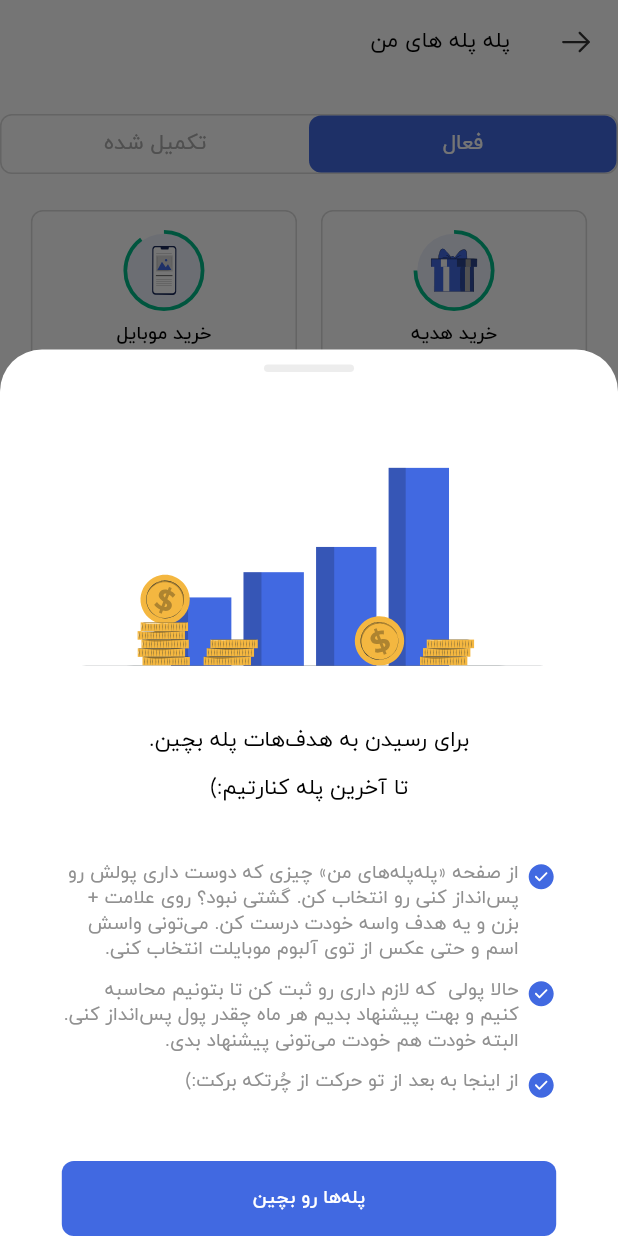
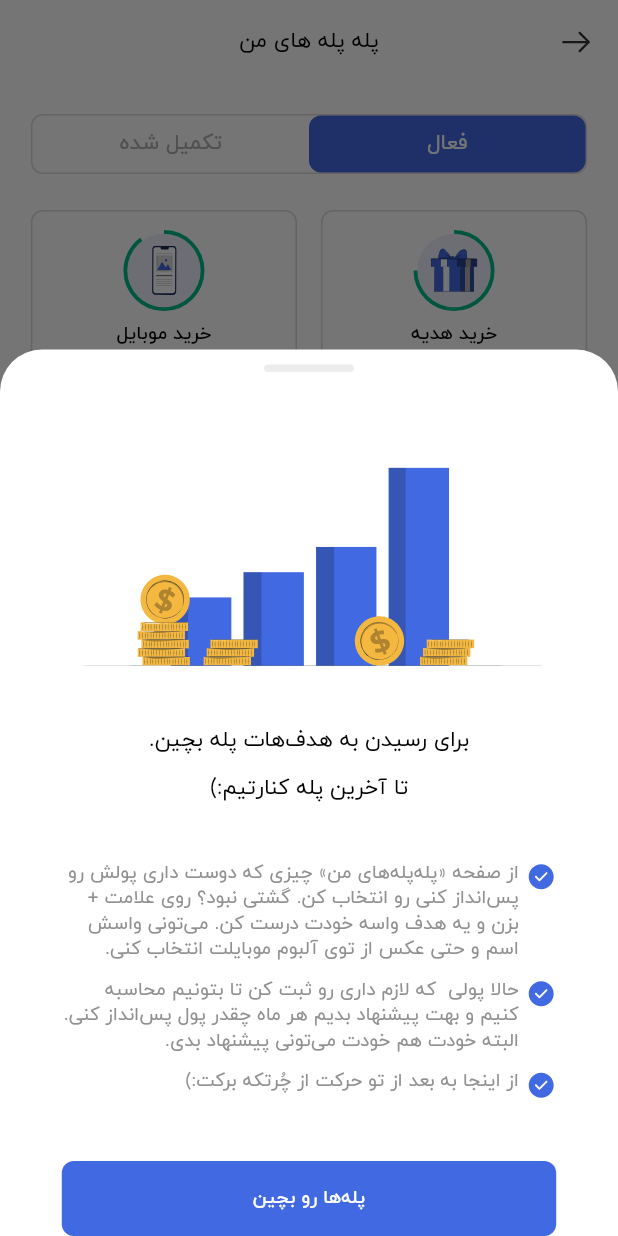
Before and after one commit to RezaNazari051/Chortkeh, a Flutter app: the HomeScreen screen opened directly, after a tap on "پله‌پله", on a phone screen of 412 x 824 dp. Run offline on Flutter 3.47's test engine with Material 3 defaults, Android fonts, the phone set to English and light mode, and no system bars; our stand-ins replace animate_do, bloc, equatable, fl_chart, flutter_bloc, flutter_screenutil and 11 more; missing offline and left inert: ir_datetime_picker, tutorial_coach_mark; accounts and stored records are empty.

Commit message:
fix center title in appbar and backgroundColor in HomeScreen

```diff
--- a/lib/core/screens/main_wrapper.dart
+++ b/lib/core/screens/main_wrapper.dart
@@ -95,8 +95,6 @@ class _MainWrapperState extends State<MainWrapper>
             return ShowCaseWidget(
               builder: (context) {
                 return Scaffold(
-                  backgroundColor: const Color(0xfff7f9fd),
-
                   floatingActionButton: SizedBox(
                     width: Responsive.isTablet()
                         ? constraints.maxWidth * 0.1
--- a/lib/features/home/presentation/screens/home_screen.dart
+++ b/lib/features/home/presentation/screens/home_screen.dart
@@ -60,8 +60,8 @@ class _HomeScreenState extends State<HomeScreen> {
 
     return LayoutBuilder(
       builder: (context, constraints) {
-        // final CardHelper cardHelper = locator<CardHelper>();
         return Scaffold(
+             backgroundColor: const Color(0xfff7f9fd),
           appBar: AppBar(
                     backgroundColor: const Color(0xfff7f9fd),
                     leadingWidth: 32 + constraints.maxWidth * 0.05,
--- a/lib/features/peleh_peleh/presentation/screens/peleh_screen.dart
+++ b/lib/features/peleh_peleh/presentation/screens/peleh_screen.dart
@@ -104,6 +104,7 @@ class _PelehScreenState extends State<PelehScreen> {
           return LayoutBuilder(builder: (context, constraints) {
             return Scaffold(
               appBar: AppBar(
+                centerTitle: true,
                 title: const Text(
                   'پله پله های من',
                 ),
@@ -119,17 +120,12 @@ class _PelehScreenState extends State<PelehScreen> {
                   preferredSize: const Size.fromHeight(60),
                   child: SizedBox(
                     height: 40,
-                    child: ChrotkehTabBarWidget(tabLabes: const ['فعال','تکمیل شده'], onTap:
-                    (index) => context.read<ChangeTabbarIndexCubit>().changeIndex(index),
-                    state: state),
-                    // child: ChortkehTabBar(state: state, onTap: (index) {
-                    //   context.read<ChangeTabbarIndexCubit>().changeIndex(index);
-                    //   },
-                    //   titles: const [
-                    //     'فعال',
-                    //     'تکمیل شده'
-                    //   ],
-                    //   ),
+                    child: Padding(
+                      padding: EdgeInsets.symmetric(horizontal:  constraints.maxWidth *  0.05),
+                      child: ChrotkehTabBarWidget(tabLabes: const ['فعال','تکمیل شده'], onTap:
+                      (index) => context.read<ChangeTabbarIndexCubit>().changeIndex(index),
+                      state: state),
+                    ),
                   ),
                 ),
               ),
--- a/lib/features/reports/presentation/screens/report_screen.dart
+++ b/lib/features/reports/presentation/screens/report_screen.dart
@@ -39,6 +39,7 @@ class _ReportScreenState extends State<ReportScreen> {
 
       child: Scaffold(
         appBar: AppBar(
+          centerTitle: true,
           title: const Text(
             'گزارشات',
           ),
@@ -239,9 +240,11 @@ class _BarChatWidgetState extends State<BarChatWidget> {
                     x: index,
                     barRods: [
                       BarChartRodData(
+                        borderRadius: BorderRadius.circular(2),
                           toY: chartData[index].totalWithdrawals,
                           color: AppColor.redColor ),
                       BarChartRodData(
+                          borderRadius: BorderRadius.circular(2),
                           toY: chartData[index].totalDeposits,
                           color: AppColor.greenColor)
                     ],
```
Also changed, not shown: lib/features/transaction/presentation/screens/add_transaction_screen.dart (+12 -6 lines), lib/main.dart (+3 -6 lines).
